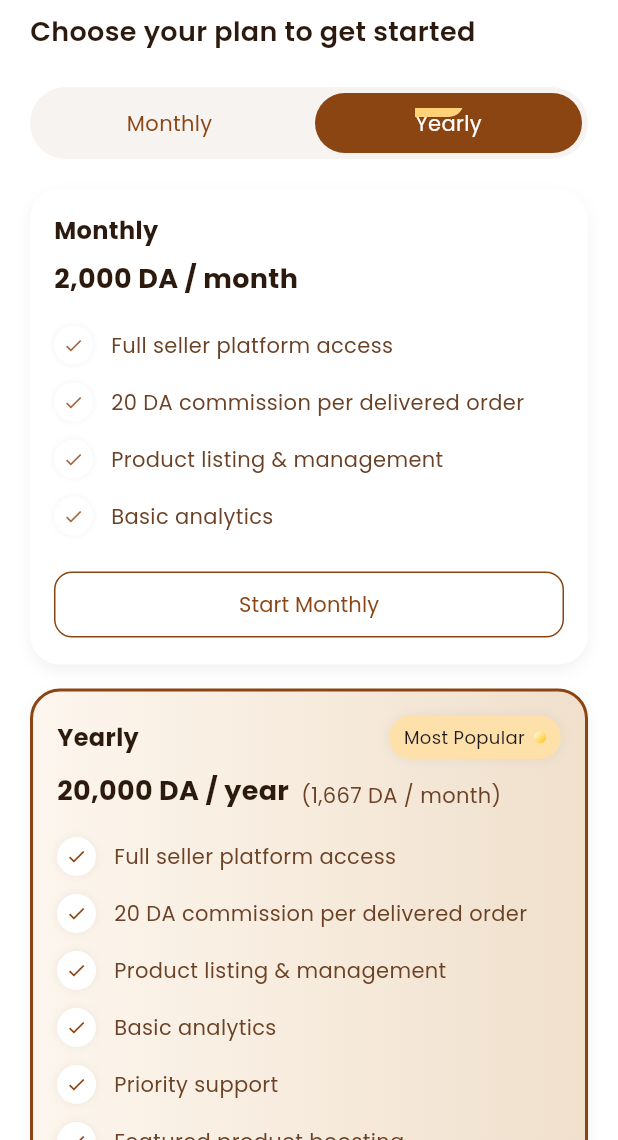
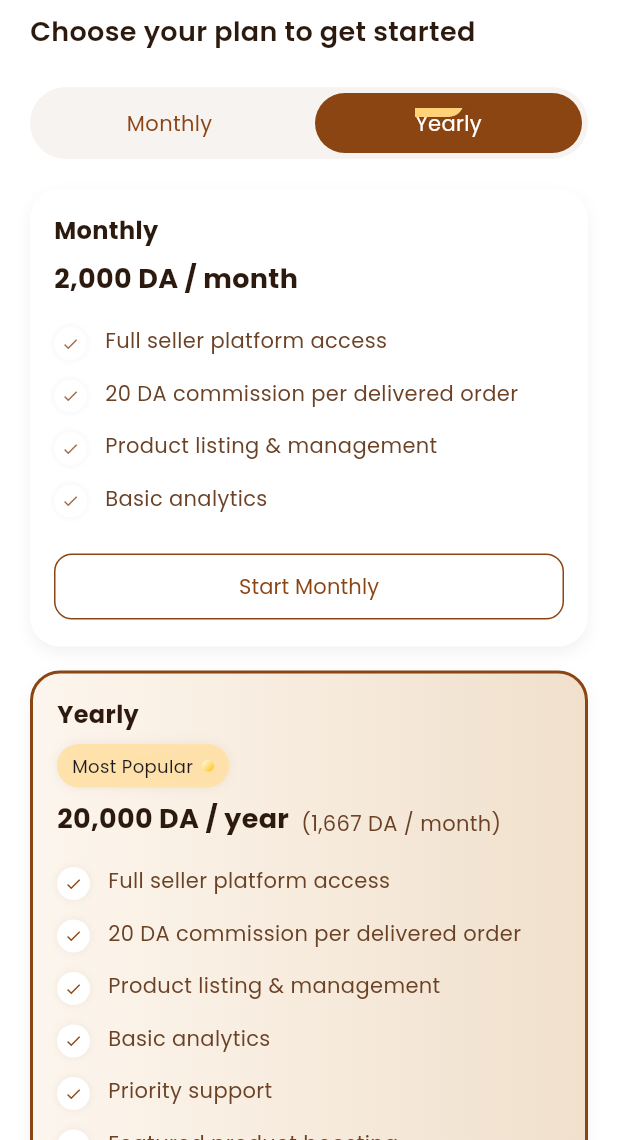
Before and after one commit to mmehenni-netizen/ElbessStore, a Flutter app: the SubscriptionScreen screen opened directly, on a phone screen of 412 x 824 dp, the part 96-1236 px from its top. Run offline on Flutter 3.47's test engine with Material 3 defaults, Android fonts, the phone set to English and light mode, and no system bars; our stand-ins replace dio, flutter_svg, gap, image_picker, shared_preferences, skeletonizer; accounts and stored records are empty.

Commit message:
Fix subscription layout and signup timeout

```diff
--- a/lib/features/Subscription/subscription_screen.dart
+++ b/lib/features/Subscription/subscription_screen.dart
@@ -312,26 +312,41 @@ class _SubscriptionScreenState extends State<SubscriptionScreen>
           Column(
             crossAxisAlignment: CrossAxisAlignment.start,
             children: [
-              Row(
-                mainAxisAlignment: MainAxisAlignment.spaceBetween,
-                children: [
-                    Text(title,
+              Text(
+                title,
+                maxLines: 1,
+                overflow: TextOverflow.ellipsis,
                 style: TextStyle(
-                        fontFamily: 'bold', color: heading, fontWeight: FontWeight.w700, fontSize: 16)),
-                  if (recommended)
+                  fontFamily: 'bold',
+                  color: heading,
+                  fontWeight: FontWeight.w700,
+                  fontSize: 16,
+                ),
+              ),
+              if (recommended) ...[
+                const SizedBox(height: 8),
                 _mostPopularBadge(badgeAnimation),
               ],
+              const SizedBox(height: 8),
+              Wrap(
+                spacing: 8,
+                runSpacing: 4,
+                crossAxisAlignment: WrapCrossAlignment.end,
+                children: [
+                  Text(
+                    price,
+                    style: TextStyle(
+                      fontFamily: 'bold',
+                      color: heading,
+                      fontSize: 18,
+                      fontWeight: FontWeight.w700,
                     ),
-              const SizedBox(height: 8),
-              Row(
-                crossAxisAlignment: CrossAxisAlignment.end,
-                children: [
-                    Text(price,
-                      style: TextStyle(
-                        fontFamily: 'bold', color: heading, fontSize: 18, fontWeight: FontWeight.w700)),
-                  const SizedBox(width: 8),
+                  ),
                   if (priceSub != null)
-                    Text('($priceSub)', style: TextStyle(fontFamily: 'regular', color: bodyText)),
+                    Text(
+                      '($priceSub)',
+                      style: TextStyle(fontFamily: 'regular', color: bodyText),
+                    ),
                 ],
               ),
               const SizedBox(height: 12),
@@ -344,12 +359,14 @@ class _SubscriptionScreenState extends State<SubscriptionScreen>
                       .map((f) => Padding(
                             padding: const EdgeInsets.symmetric(vertical: 6),
                             child: Row(
+                              crossAxisAlignment: CrossAxisAlignment.start,
                               children: [
                                 AnimatedOpacity(
                                   opacity: isSelected ? 1 : 0.8,
                                   duration: const Duration(milliseconds: 400),
                                   child: Container(
-                                    padding: const EdgeInsets.all(6),
+                                    margin: const EdgeInsets.only(top: 1),
+                                    padding: const EdgeInsets.all(5),
                                     decoration: BoxDecoration(
                                         color: Colors.white,
                                         shape: BoxShape.circle,
@@ -357,14 +374,23 @@ class _SubscriptionScreenState extends State<SubscriptionScreen>
                                           BoxShadow(
                                               color: Colors.black.withOpacity(0.06), blurRadius: 4)
                                         ]),
-                                    child: Icon(Icons.check, size: 14, color: primary),
+                                    child: Icon(Icons.check, size: 12, color: primary),
                                   ),
                                 ),
                                 const SizedBox(width: 12),
-                                Expanded(
-                                    child: Text(f,
+                                Flexible(
+                                  child: Text(
+                                    f,
+                                    maxLines: 2,
+                                    softWrap: true,
+                                    overflow: TextOverflow.ellipsis,
                                     style: TextStyle(
-                                                        fontFamily: 'regular', color: bodyText, fontSize: 14))),
+                                      fontFamily: 'regular',
+                                      color: bodyText,
+                                      fontSize: 14,
+                                    ),
+                                  ),
+                                ),
                               ],
                             ),
                           ))
@@ -414,8 +440,15 @@ class _SubscriptionScreenState extends State<SubscriptionScreen>
             ],
           ),
           child: Row(
+            mainAxisSize: MainAxisSize.min,
+            crossAxisAlignment: CrossAxisAlignment.center,
             children: [
-              Text('Most Popular', style: TextStyle(fontFamily: 'regular', fontSize: 12)),
+              Text(
+                'Most Popular',
+                maxLines: 1,
+                overflow: TextOverflow.ellipsis,
+                style: TextStyle(fontFamily: 'regular', fontSize: 12),
+              ),
               const SizedBox(width: 6),
               Container(
                 width: 8,
@@ -426,8 +459,10 @@ class _SubscriptionScreenState extends State<SubscriptionScreen>
                     colors: [Colors.white, Colors.amber.withOpacity(0.9)],
                     begin: Alignment.topLeft,
                     end: Alignment.bottomRight,
-                        stops: [0.0, (controller?.value ?? 0.5)])),
-              )
+                    stops: [0.0, (controller?.value ?? 0.5)],
+                  ),
+                ),
+              ),
             ],
           ),
         );
```
Also changed, not shown: 2 other files. Lines whose indentation alone changed are shown as unchanged.
